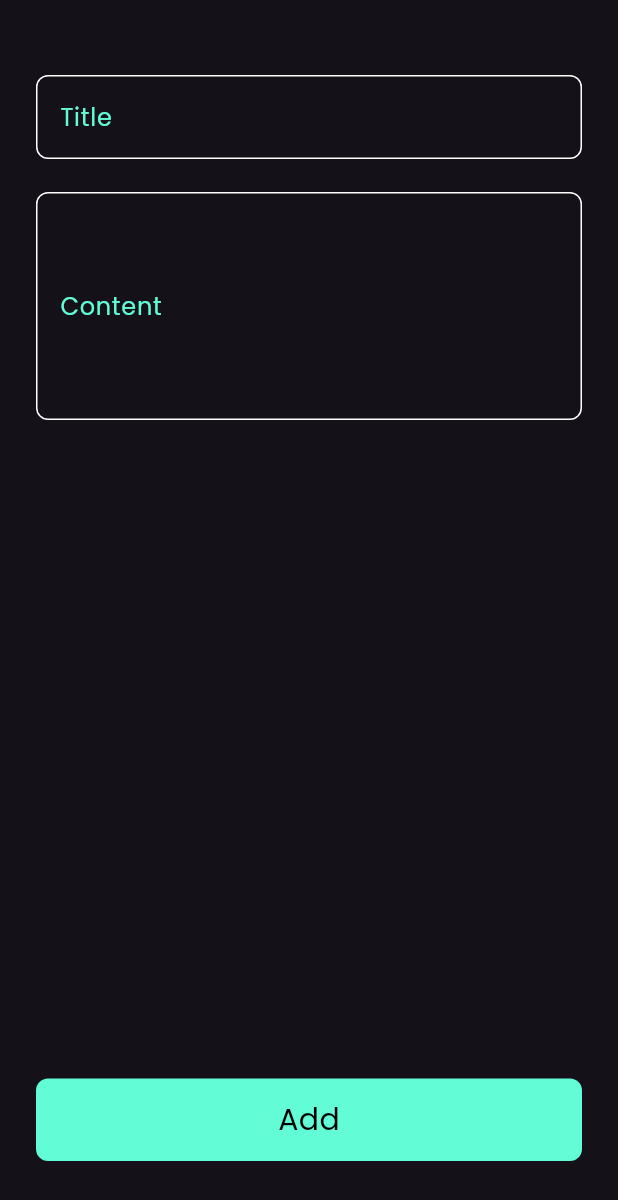
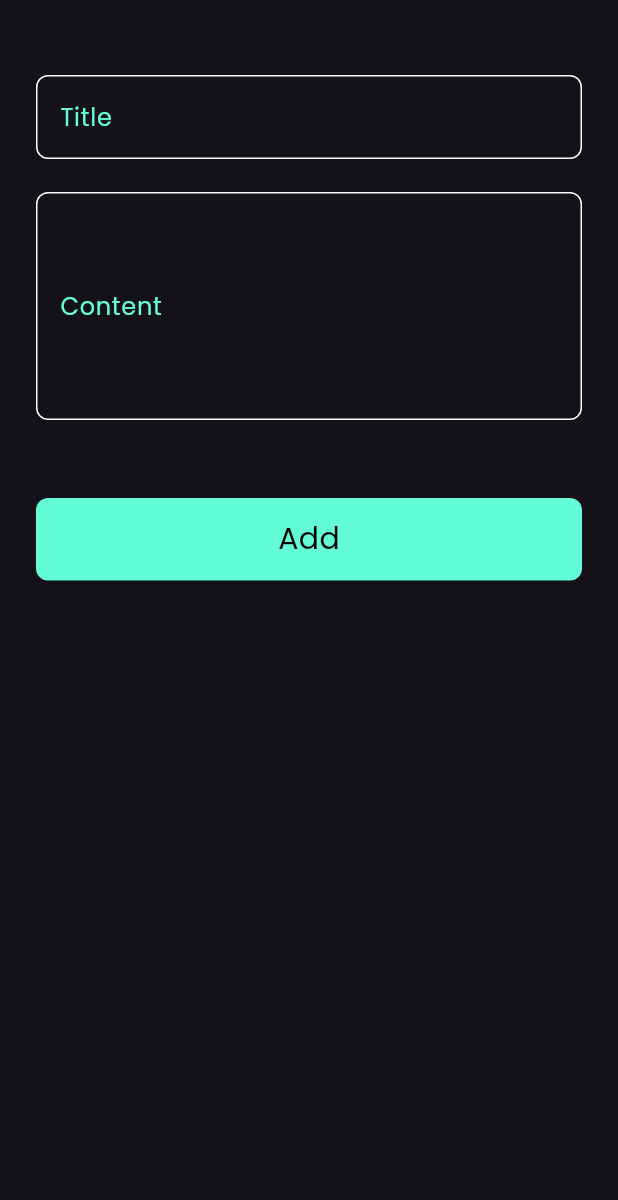
Before and after one commit to Aya95925/notes_app, a Flutter app: the AddNoteButtomSheet widget shown alone on an empty page, opened directly, on a phone screen of 412 x 824 dp. Shown: the top 1200 px of the screen. Run offline on Flutter 3.47's test engine with Material 3 defaults, Android fonts, the phone set to English and light mode, and no system bars.

Commit message:
finish notes buttom sheet

```diff
--- a/lib/views/widgets/add_note_buttom_sheet.dart
+++ b/lib/views/widgets/add_note_buttom_sheet.dart
@@ -9,17 +9,19 @@ class AddNoteButtomSheet extends StatelessWidget {
   Widget build(BuildContext context) {
     return Padding(
       padding: const EdgeInsets.symmetric(horizontal: 24.0, vertical: 50.0),
+      child: SingleChildScrollView(
         child: Column(
           children: [
             const CustomTextFiels(label: 'Title'),
             SizedBox(height: 22),
             const CustomTextFiels(label: 'Content', maxLines: 5),
-          Spacer(),
+            SizedBox(height: 52),
             CustomAddButtom(),
 
             // Add your form fields and buttons here
           ],
         ),
+      ),
     );
   }
 }
```
Lines whose indentation alone changed are shown as unchanged.
